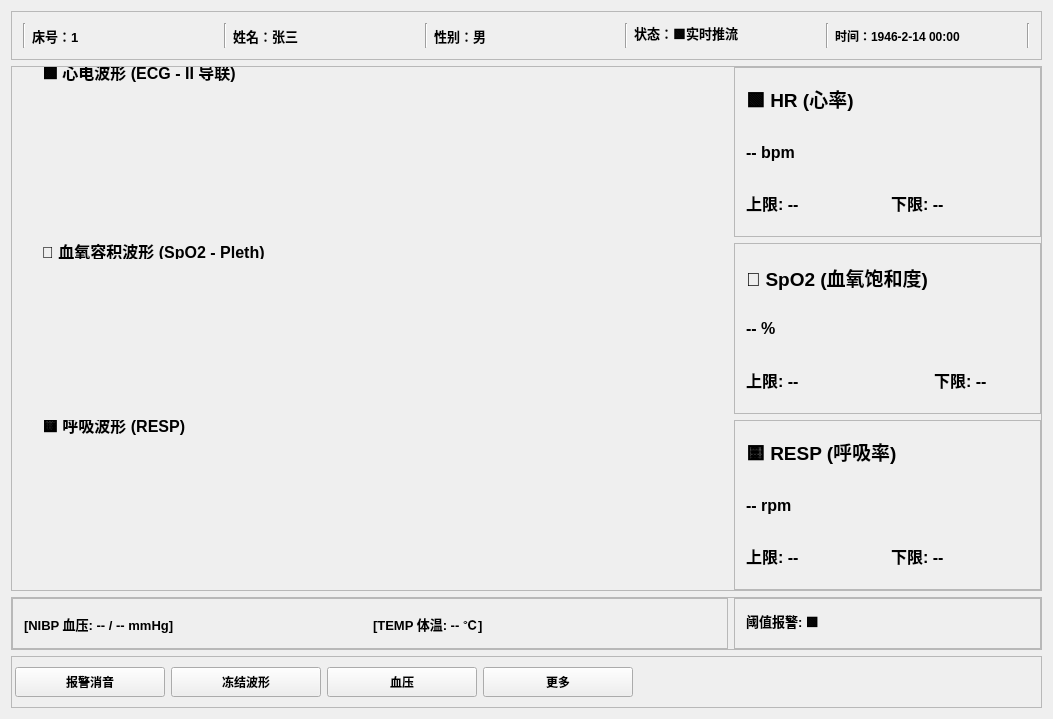
First picture: the form in ui/MainWindow.ui, repository MikeSmith-one/ECG_monitor, before the edit.
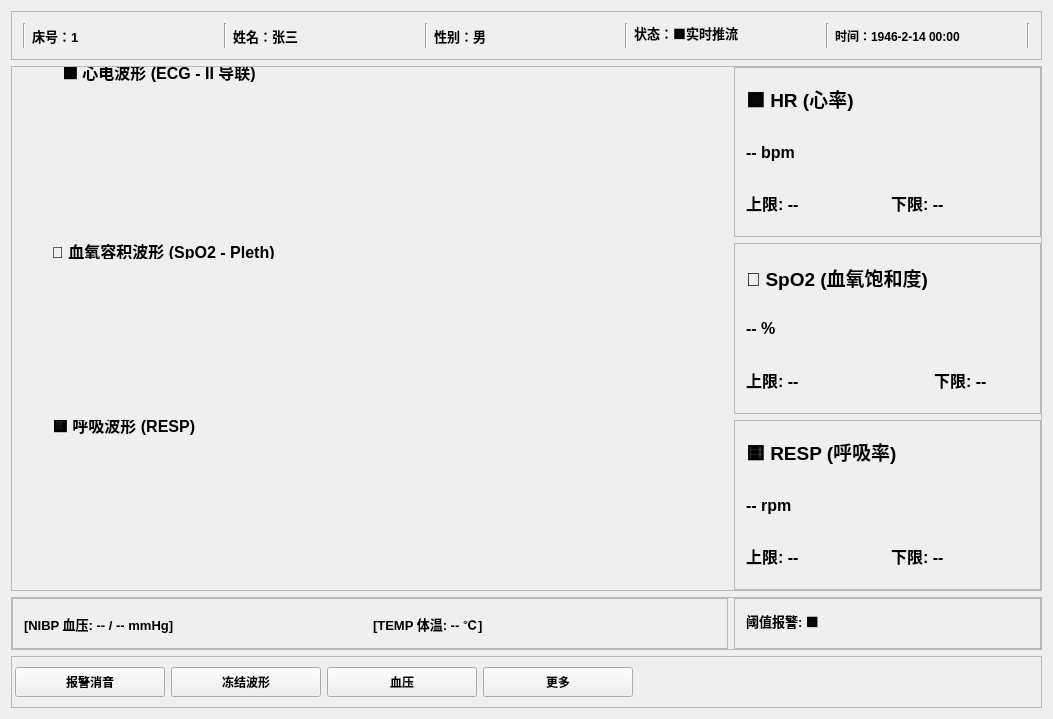
Second picture: the form after the edit. Custom widgets are drawn as their Qt base class.

```diff
--- a/ui/MainWindow.ui
+++ b/ui/MainWindow.ui
@@ -194,7 +194,7 @@
           <widget class="QLabel" name="label">
            <property name="geometry">
             <rect>
-             <x>30</x>
+             <x>50</x>
              <y>0</y>
              <width>211</width>
              <height>16</height>
@@ -217,7 +217,7 @@
           <widget class="QLabel" name="label_2">
            <property name="geometry">
             <rect>
-             <x>30</x>
+             <x>40</x>
              <y>0</y>
              <width>251</width>
              <height>16</height>
@@ -240,7 +240,7 @@
           <widget class="QLabel" name="label_3">
            <property name="geometry">
             <rect>
-             <x>30</x>
+             <x>40</x>
              <y>0</y>
              <width>251</width>
              <height>16</height>
```
